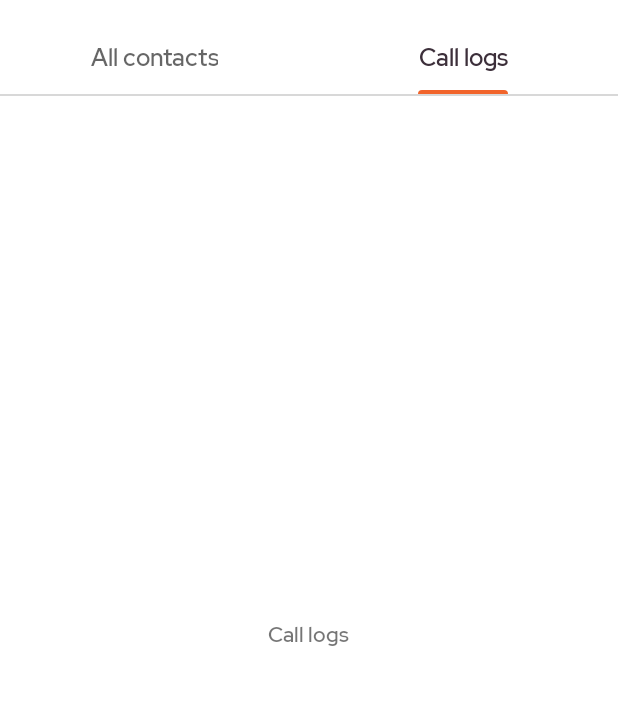
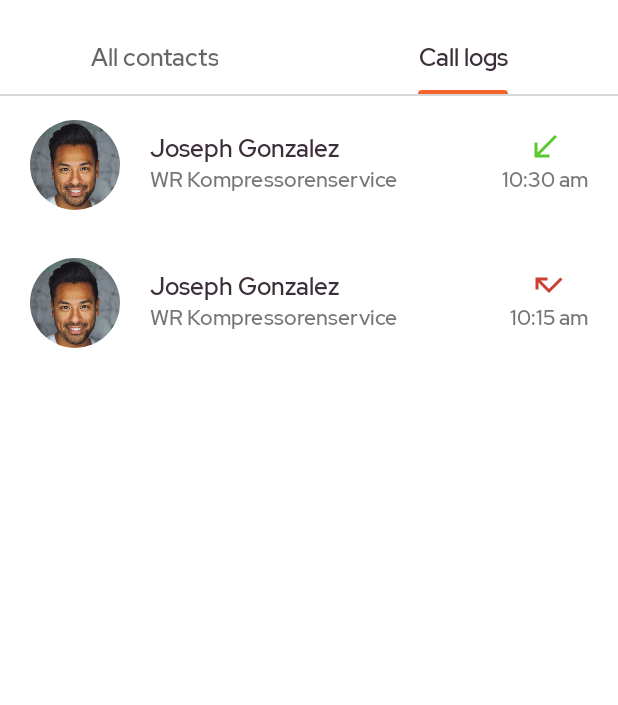
Before and after one commit to chandruscm/Revis, an Android app: the screen it shows after launch (MainActivity), tab 2 chosen, on a phone screen of 412 x 824 dp, the part 62-767 px from its top. Run offline under Robolectric (Android 15) with nearby library versions, the phone set to English and light mode, and no system bars; our stand-ins replace Dagger/Hilt's generated code, data binding.

Commit message:
Add call logs fragment

```diff
--- a/app/src/main/java/com/revis/di/builder/FragmentBuilder.kt
+++ b/app/src/main/java/com/revis/di/builder/FragmentBuilder.kt
@@ -2,7 +2,7 @@ package com.revis.di.builder
 
 import com.revis.di.scope.FragmentScope
 import com.revis.ui.contacts.AllContactsFragment
-import com.revis.ui.contacts.CallLogsFragments
+import com.revis.ui.contacts.CallLogsFragment
 import com.revis.ui.home.HomeFragment
 import com.revis.ui.video.VideoCallFragment
 import dagger.Module
@@ -25,7 +25,7 @@ abstract class FragmentBuilder {
 
     @FragmentScope
     @ContributesAndroidInjector
-    internal abstract fun provideCallLogsFragment(): CallLogsFragments
+    internal abstract fun provideCallLogsFragment(): CallLogsFragment
 
     @FragmentScope
     @ContributesAndroidInjector
--- /dev/null
+++ b/app/src/main/java/com/revis/ui/contacts/CallLog.kt
@@ -0,0 +1,18 @@
+package com.revis.ui.contacts
+
+data class CallLog(
+    val id: Int,
+    val contact: Contact,
+    val timeText: String,
+    val state: State
+) {
+
+    /**
+     * Active status of the contact.
+     */
+    enum class State {
+        INCOMING,
+        OUTGOING,
+        MISSED
+    }
+}
--- /dev/null
+++ b/app/src/main/java/com/revis/ui/contacts/CallLogsAdapter.kt
@@ -0,0 +1,46 @@
+package com.revis.ui.contacts
+
+import android.view.LayoutInflater
+import android.view.View
+import android.view.ViewGroup
+import androidx.recyclerview.widget.DiffUtil
+import androidx.recyclerview.widget.ListAdapter
+import androidx.recyclerview.widget.RecyclerView
+import com.revis.ui.contacts.CallLogsViewHolder.CallLogItemHolder
+import com.revis.databinding.ListItemCallLogBinding
+
+class CallLogsAdapter : ListAdapter<CallLog, CallLogsViewHolder>(CallLogsDiffCallback) {
+
+    override fun onCreateViewHolder(parent: ViewGroup, viewType: Int): CallLogsViewHolder {
+        val inflater = LayoutInflater.from(parent.context)
+        return CallLogItemHolder(
+            ListItemCallLogBinding.inflate(inflater, parent, false)
+        )
+    }
+
+    override fun onBindViewHolder(holder: CallLogsViewHolder, position: Int) {
+        if (holder is CallLogItemHolder) {
+            holder.binding.apply {
+                callLog = getItem(position)
+            }
+        }
+    }
+}
+
+sealed class CallLogsViewHolder(itemView: View) : RecyclerView.ViewHolder(itemView) {
+
+    class CallLogItemHolder(
+        val binding: ListItemCallLogBinding
+    ) : CallLogsViewHolder(binding.root)
+}
+
+object CallLogsDiffCallback : DiffUtil.ItemCallback<CallLog>() {
+
+    override fun areItemsTheSame(oldItem: CallLog, newItem: CallLog): Boolean {
+        return oldItem.id == newItem.id
+    }
+
+    override fun areContentsTheSame(oldItem: CallLog, newItem: CallLog): Boolean {
+        return oldItem == newItem
+    }
+}
--- a/app/src/main/java/com/revis/ui/contacts/CallLogsFragments.kt
+++ b/app/src/main/java/com/revis/ui/contacts/CallLogsFragment.kt
@@ -4,19 +4,22 @@ import android.os.Bundle
 import android.view.LayoutInflater
 import android.view.View
 import android.view.ViewGroup
+import androidx.recyclerview.widget.LinearLayoutManager
 import com.revis.databinding.FragmentCallLogsBinding
 import com.revis.ui.shared.BaseFragment
+import com.revis.utils.getSampleCallLogs
 
-class CallLogsFragments : BaseFragment() {
+class CallLogsFragment : BaseFragment() {
 
     private lateinit var binding: FragmentCallLogsBinding
+    private lateinit var adapter: CallLogsAdapter
 
     /**
      * Navigation components do not yet support view pagers.
      */
     companion object {
         @JvmStatic
-        fun newInstance() = CallLogsFragments()
+        fun newInstance() = CallLogsFragment()
     }
 
     override fun onCreateView(
@@ -27,4 +30,17 @@ class CallLogsFragments : BaseFragment() {
         binding = FragmentCallLogsBinding.inflate(layoutInflater)
         return binding.root
     }
+
+    override fun onViewCreated(view: View, savedInstanceState: Bundle?) {
+        super.onViewCreated(view, savedInstanceState)
+
+        initCallLogsList()
+    }
+
+    private fun initCallLogsList() {
+        adapter = CallLogsAdapter()
+        adapter.submitList(getSampleCallLogs(resources))
+        binding.recyclerView.adapter = adapter
+        binding.recyclerView.layoutManager = LinearLayoutManager(requireContext())
+    }
 }
--- a/app/src/main/java/com/revis/ui/contacts/ContactsAdapter.kt
+++ b/app/src/main/java/com/revis/ui/contacts/ContactsAdapter.kt
@@ -9,7 +9,7 @@ import androidx.recyclerview.widget.RecyclerView
 import com.revis.ui.contacts.ContactsViewHolder.ContactItemHolder
 import com.revis.databinding.ListItemContactBinding
 
-class ContactsAdapter : ListAdapter<Contact, ContactsViewHolder>(DiffCallback) {
+class ContactsAdapter : ListAdapter<Contact, ContactsViewHolder>(ConctactsDiffCallback) {
 
     override fun onCreateViewHolder(parent: ViewGroup, viewType: Int): ContactsViewHolder {
         val inflater = LayoutInflater.from(parent.context)
@@ -34,7 +34,7 @@ sealed class ContactsViewHolder(itemView: View) : RecyclerView.ViewHolder(itemVi
     ) : ContactsViewHolder(binding.root)
 }
 
-object DiffCallback : DiffUtil.ItemCallback<Contact>() {
+object ConctactsDiffCallback : DiffUtil.ItemCallback<Contact>() {
 
     override fun areItemsTheSame(oldItem: Contact, newItem: Contact): Boolean {
         return oldItem.id == newItem.id
--- a/app/src/main/java/com/revis/ui/contacts/ContactsBindingAdapters.kt
+++ b/app/src/main/java/com/revis/ui/contacts/ContactsBindingAdapters.kt
@@ -3,7 +3,6 @@ package com.revis.ui.contacts
 import android.graphics.drawable.Drawable
 import android.widget.ImageView
 import android.widget.TextView
-import androidx.annotation.DrawableRes
 import androidx.core.content.ContextCompat
 import androidx.databinding.BindingAdapter
 import com.revis.R
@@ -11,6 +10,10 @@ import com.revis.ui.contacts.Contact.Status
 import com.revis.ui.contacts.Contact.Status.ONLINE
 import com.revis.ui.contacts.Contact.Status.AWAY
 import com.revis.ui.contacts.Contact.Status.BUSY
+import com.revis.ui.contacts.CallLog.State
+import com.revis.ui.contacts.CallLog.State.INCOMING
+import com.revis.ui.contacts.CallLog.State.OUTGOING
+import com.revis.ui.contacts.CallLog.State.MISSED
 
 object ContactsBindingAdapters {
 
@@ -39,4 +42,15 @@ object ContactsBindingAdapters {
             text = statusText
         }
     }
+
+    @BindingAdapter("setState")
+    @JvmStatic
+    fun bindSetState(imageView: ImageView, state: State) {
+        imageView.setImageResource(when (state) {
+                INCOMING -> R.drawable.ic_call_incoming
+                OUTGOING -> R.drawable.ic_call_outgoing
+                MISSED -> R.drawable.ic_call_missed
+            }
+        )
+    }
 }
--- a/app/src/main/java/com/revis/ui/home/HomeFragment.kt
+++ b/app/src/main/java/com/revis/ui/home/HomeFragment.kt
@@ -1,11 +1,9 @@
 package com.revis.ui.home
 
 import android.os.Bundle
-import android.util.Log
 import android.view.LayoutInflater
 import android.view.View
 import android.view.ViewGroup
-import androidx.fragment.app.Fragment
 import androidx.navigation.fragment.findNavController
 import androidx.navigation.fragment.navArgs
 import androidx.viewpager2.adapter.FragmentStateAdapter
@@ -13,7 +11,7 @@ import com.google.android.material.tabs.TabLayoutMediator
 import com.revis.R
 import com.revis.databinding.FragmentHomeBinding
 import com.revis.ui.contacts.AllContactsFragment
-import com.revis.ui.contacts.CallLogsFragments
+import com.revis.ui.contacts.CallLogsFragment
 import com.revis.ui.shared.BaseFragment
 import com.revis.utils.makeVisible
 
@@ -91,7 +89,7 @@ class HomeFragment : BaseFragment() {
 
         override fun createFragment(position: Int) = when (position) {
             0 -> AllContactsFragment.newInstance()
-            else -> CallLogsFragments.newInstance()
+            else -> CallLogsFragment.newInstance()
         }
     }
 }
--- a/app/src/main/java/com/revis/utils/Constants.kt
+++ b/app/src/main/java/com/revis/utils/Constants.kt
@@ -7,6 +7,9 @@ import com.revis.ui.contacts.Contact
 import com.revis.ui.contacts.Contact.Status.ONLINE
 import com.revis.ui.contacts.Contact.Status.AWAY
 import com.revis.ui.contacts.Contact.Status.BUSY
+import com.revis.ui.contacts.CallLog
+import com.revis.ui.contacts.CallLog.State.INCOMING
+import com.revis.ui.contacts.CallLog.State.MISSED
 
 const val IS_TECHNICAN = true
 
@@ -33,3 +36,30 @@ fun getSampleContacts(resources: Resources) = listOf(
         status = BUSY
     )
 )
+
+fun getSampleCallLogs(resources: Resources) = listOf(
+    CallLog(
+        id = 1,
+        contact = Contact(
+            id = 3,
+            name = "Joseph Gonzalez",
+            company = "WR Kompressorenservice",
+            image = R.drawable.contact_3,
+            status = BUSY
+        ),
+        timeText = "10:30 am",
+        state = INCOMING
+    ),
+    CallLog(
+        id = 2,
+        contact = Contact(
+            id = 3,
+            name = "Joseph Gonzalez",
+            company = "WR Kompressorenservice",
+            image = R.drawable.contact_3,
+            status = BUSY
+        ),
+        timeText = "10:15 am",
+        state = MISSED
+    )
+)
--- /dev/null
+++ b/app/src/main/res/drawable/ic_call_incoming.xml
@@ -0,0 +1,9 @@
+<vector xmlns:android="http://schemas.android.com/apk/res/android"
+    android:width="24dp"
+    android:height="24dp"
+    android:viewportWidth="24"
+    android:viewportHeight="24">
+  <path
+      android:fillColor="@color/green"
+      android:pathData="M20,5.41L18.59,4 7,15.59V9H5v10h10v-2H8.41z"/>
+</vector>
--- /dev/null
+++ b/app/src/main/res/drawable/ic_call_missed.xml
@@ -0,0 +1,9 @@
+<vector xmlns:android="http://schemas.android.com/apk/res/android"
+    android:width="24dp"
+    android:height="24dp"
+    android:viewportWidth="24"
+    android:viewportHeight="24">
+  <path
+      android:fillColor="@color/red"
+      android:pathData="M19.59,7L12,14.59 6.41,9H11V7H3v8h2v-4.59l7,7 9,-9z"/>
+</vector>
--- /dev/null
+++ b/app/src/main/res/drawable/ic_call_outgoing.xml
@@ -0,0 +1,9 @@
+<vector xmlns:android="http://schemas.android.com/apk/res/android"
+    android:width="24dp"
+    android:height="24dp"
+    android:viewportWidth="24"
+    android:viewportHeight="24">
+  <path
+      android:fillColor="@color/green"
+      android:pathData="M9,5v2h6.59L4,18.59 5.41,20 17,8.41V15h2V5z"/>
+</vector>
--- a/app/src/main/res/layout/fragment_call_logs.xml
+++ b/app/src/main/res/layout/fragment_call_logs.xml
@@ -1,17 +1,18 @@
 <?xml version="1.0" encoding="utf-8"?>
 <layout
-    xmlns:android="http://schemas.android.com/apk/res/android">
+    xmlns:android="http://schemas.android.com/apk/res/android"
+    xmlns:app="http://schemas.android.com/apk/res-auto">
 
     <FrameLayout
         android:layout_width="match_parent"
         android:layout_height="match_parent"
         >
 
-        <TextView
-            android:layout_width="wrap_content"
-            android:layout_height="wrap_content"
-            android:layout_gravity="center"
-            android:text="@string/tab_call_logs"
+        <androidx.recyclerview.widget.RecyclerView
+            android:id="@+id/recycler_view"
+            android:layout_width="match_parent"
+            android:layout_height="match_parent"
+            app:layout_behavior="@string/appbar_scrolling_view_behavior"
             />
 
     </FrameLayout>
--- /dev/null
+++ b/app/src/main/res/layout/list_item_call_log.xml
@@ -0,0 +1,94 @@
+<?xml version="1.0" encoding="utf-8"?>
+<layout
+    xmlns:android="http://schemas.android.com/apk/res/android"
+    xmlns:app="http://schemas.android.com/apk/res-auto"
+    xmlns:tools="http://schemas.android.com/tools">
+
+    <data>
+        <variable
+            name="callLog"
+            type="com.revis.ui.contacts.CallLog" />
+    </data>
+
+    <androidx.constraintlayout.widget.ConstraintLayout
+        android:layout_width="match_parent"
+        android:layout_height="wrap_content"
+        android:paddingTop="@dimen/spacing_medium"
+        android:paddingBottom="@dimen/spacing_medium"
+        android:background="?android:selectableItemBackground"
+        android:focusable="true"
+        android:clickable="true"
+        >
+
+        <com.google.android.material.imageview.ShapeableImageView
+            android:id="@+id/image"
+            android:layout_width="60dp"
+            android:layout_height="60dp"
+            android:layout_marginStart="@dimen/spacing_large"
+            app:shapeAppearanceOverlay="@style/CircularImageView"
+            app:setImageResource="@{callLog.contact.image}"
+            app:layout_constraintBottom_toBottomOf="parent"
+            app:layout_constraintStart_toStartOf="parent"
+            app:layout_constraintTop_toTopOf="parent"
+            tools:srcCompat="@drawable/circle_button_selected"
+            />
+
+        <androidx.constraintlayout.widget.Guideline
+            android:id="@+id/guideline_horizontal"
+            android:layout_width="wrap_content"
+            android:layout_height="wrap_content"
+            android:orientation="horizontal"
+            app:layout_constraintGuide_percent="0.5"
+            />
+
+        <TextView
+            android:id="@+id/name"
+            android:layout_width="wrap_content"
+            android:layout_height="wrap_content"
+            android:layout_marginStart="@dimen/spacing_large"
+            android:text="@{callLog.contact.name}"
+            app:layout_constraintBottom_toTopOf="@+id/guideline_horizontal"
+            app:layout_constraintStart_toEndOf="@+id/image"
+            style="@style/PrimaryText"
+            tools:text="Marc Schumacher"
+            />
+
+        <TextView
+            android:id="@+id/company"
+            android:layout_width="wrap_content"
+            android:layout_height="wrap_content"
+            android:layout_marginStart="@dimen/spacing_large"
+            android:text="@{callLog.contact.company}"
+            app:layout_constraintStart_toEndOf="@+id/image"
+            app:layout_constraintTop_toTopOf="@+id/guideline_horizontal"
+            style="@style/SecondaryText"
+            tools:text="WR Kompressorenservice "
+            />
+
+        <ImageView
+            android:id="@+id/status"
+            setState="@{callLog.state}"
+            android:layout_width="wrap_content"
+            android:layout_height="wrap_content"
+            app:layout_constraintBottom_toTopOf="@+id/guideline_horizontal"
+            app:layout_constraintStart_toStartOf="@+id/timeText"
+            app:layout_constraintEnd_toEndOf="@+id/timeText"
+            tools:srcCompat="@drawable/ic_call_outgoing"
+            />
+
+        <TextView
+            android:id="@+id/timeText"
+            android:layout_width="wrap_content"
+            android:layout_height="wrap_content"
+            android:layout_marginEnd="@dimen/spacing_large"
+            android:text="@{callLog.timeText}"
+            app:layout_constraintEnd_toEndOf="parent"
+            app:layout_constraintStart_toStartOf="@+id/guideline_vertical"
+            app:layout_constraintTop_toTopOf="@+id/guideline_horizontal"
+            style="@style/SecondaryText"
+            tools:text="10:30 am"
+            />
+
+    </androidx.constraintlayout.widget.ConstraintLayout>
+
+</layout>
```
